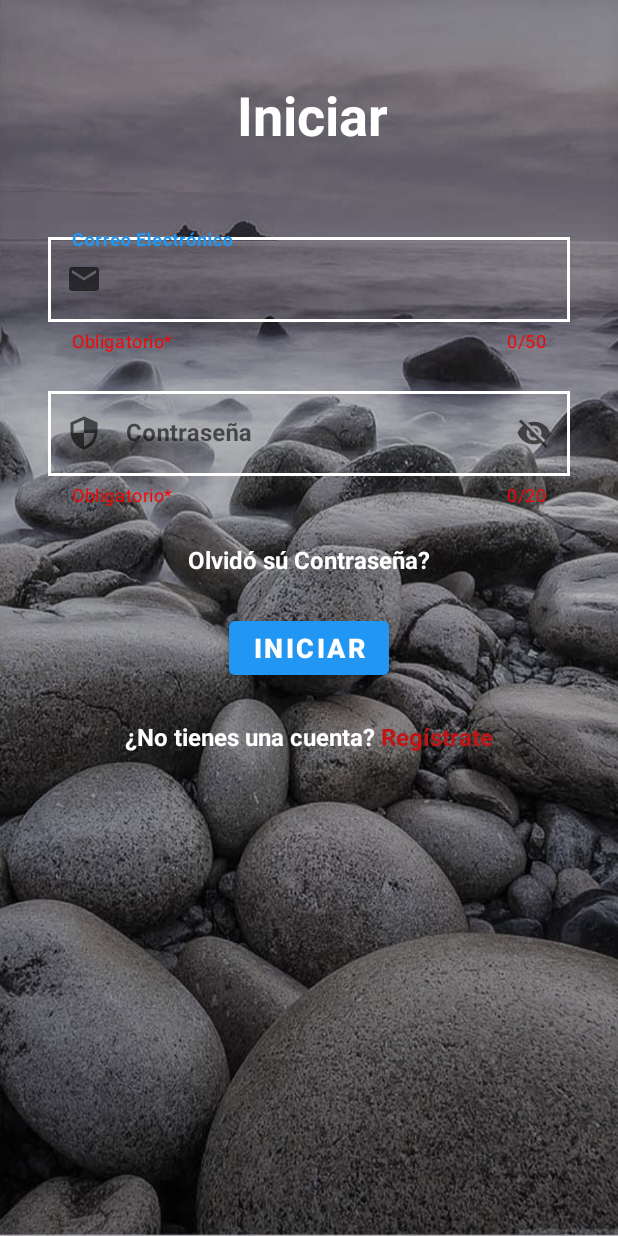
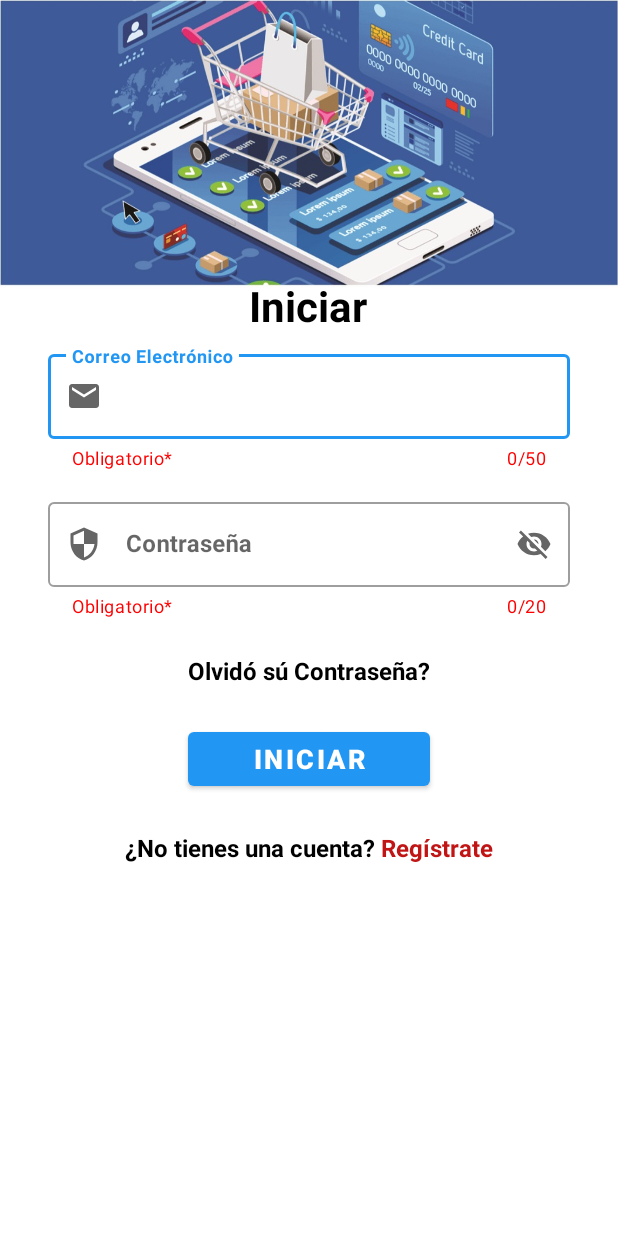
Before and after one commit to walter-barreiro/las_piedras_app, an Android app: the screen it shows after launch (LoginActivity), on a phone screen of 412 x 824 dp. Run offline under Robolectric (Android 15) with nearby library versions, the phone set to English and light mode, and no system bars; our stand-ins replace Firebase (no records; nobody signed in at launch, a user with empty details on screens opened directly).

Commit message:
arreglo de bbotones (unificacion de diseño) y arreglo de login, registro y reseteo

```diff
--- a/app/build.gradle
+++ b/app/build.gradle
@@ -37,9 +37,11 @@ android {
 dependencies {
 
     implementation platform('com.google.firebase:firebase-bom:26.8.0')
+    implementation 'com.google.firebase:firebase-auth'
+    implementation 'com.google.android.gms:play-services-auth:19.0.0'
+
     implementation 'com.google.firebase:firebase-analytics'
     implementation 'com.google.firebase:firebase-auth:20.0.4'
-        implementation 'com.google.android.gms:play-services-auth:19.0.0'
     implementation 'com.google.firebase:firebase-database:19.7.0'
     implementation 'com.firebaseui:firebase-ui-auth:6.2.0'
     implementation 'com.firebaseui:firebase-ui-database:7.1.1'
--- a/app/src/main/java/com/example/laspiedrasapp/fragments/EditProductCommerceFragment.java
+++ b/app/src/main/java/com/example/laspiedrasapp/fragments/EditProductCommerceFragment.java
@@ -72,7 +72,7 @@ public class EditProductCommerceFragment extends DialogFragment {
 
         binding.tvEditProductCommerceName.setText(commerceProductModel.getName());
         binding.tvEditProductCommercePrice.setText(commerceProductModel.getPrice());
-        binding.tvEditProductCategory.setText(commerceProductModel.getCategory());
+        binding.tvEditProductCommerceCategory.setText(commerceProductModel.getCategory());
         Glide.with(getContext()).load(commerceProductModel.getImgUrl()).into(binding.ivEditProductCommrece);
 
         productId = commerceProductModel.getId();
@@ -101,7 +101,7 @@ public class EditProductCommerceFragment extends DialogFragment {
                 // Obtengo los datos ingresados
                 String product_name = binding.tvEditProductCommerceName.getText().toString();
                 String product_price = binding.tvEditProductCommercePrice.getText().toString();
-                String product_category = binding.tvEditProductCategory.getText().toString();
+                String product_category = binding.tvEditProductCommerceCategory.getText().toString();
                 if( isValid(product_name,product_price, product_category) ){// Me fijo que los datos sean validos
                     // Hay que ver si tiene internet y avisar
                     mDatabase.child(PRODUCT_COLLECTION).child(productId).child("name").setValue(product_name);// Guardo los datos en la coleccion con un identificador unico
@@ -136,7 +136,6 @@ public class EditProductCommerceFragment extends DialogFragment {
         return !product_name.isEmpty() && !product_price.isEmpty() && product_category.isEmpty() ;
     }
 
-
     @Override
     public void onActivityResult(int requestCode, int resultCode, @Nullable Intent data) {
         if (requestCode == CropImage.CROP_IMAGE_ACTIVITY_REQUEST_CODE) {
--- a/app/src/main/java/com/example/laspiedrasapp/fragments/ProfileFragment.java
+++ b/app/src/main/java/com/example/laspiedrasapp/fragments/ProfileFragment.java
@@ -73,7 +73,7 @@ public class ProfileFragment extends Fragment {
             @Override
             public void onDataChange(@NonNull DataSnapshot snapshot) {
                 if (snapshot.exists()){
-                    binding.name.setText(snapshot.child("name").getValue().toString());
+                       binding.name.setText(snapshot.child("name").getValue().toString());
 
                     if (snapshot.child("verified").exists()){
                         if ( snapshot.child("verified").getValue().toString() == "true" ){
--- a/app/src/main/res/drawable/input_bg.xml
+++ b/app/src/main/res/drawable/input_bg.xml
@@ -1,4 +1,4 @@
 <?xml version="1.0" encoding="utf-8"?>
 <shape xmlns:android="http://schemas.android.com/apk/res/android">
-    <stroke android:color="@color/colorWhite" android:width="2dp"/>
+    <stroke android:color="@color/black" android:width="2dp"/>
 </shape>
--- a/app/src/main/res/layout/activity_edit_commerce.xml
+++ b/app/src/main/res/layout/activity_edit_commerce.xml
@@ -136,7 +136,6 @@
         android:layout_width="wrap_content"
         android:layout_height="wrap_content"
         android:layout_marginBottom="32dp"
-        android:background="@drawable/bt_pf"
         android:text="Agregar ubicacion"
         android:textColor="@color/colorWhite"
         app:layout_constraintBottom_toBottomOf="parent"
--- a/app/src/main/res/layout/activity_edit_profile.xml
+++ b/app/src/main/res/layout/activity_edit_profile.xml
@@ -52,7 +52,6 @@
         android:layout_width="wrap_content"
         android:layout_height="wrap_content"
         android:layout_marginTop="16dp"
-        android:background="@drawable/bt_pf"
         android:text="Seleccionar foto"
         android:textColor="@color/colorWhite"
         app:layout_constraintEnd_toEndOf="@+id/imgFoto"
@@ -140,7 +139,6 @@
         android:layout_width="wrap_content"
         android:layout_height="wrap_content"
         android:layout_marginBottom="32dp"
-        android:background="@drawable/bt_pf"
         android:text="Verificar perfil"
         android:textColor="@color/colorWhite"
         app:layout_constraintBottom_toBottomOf="parent"
--- a/app/src/main/res/layout/activity_login.xml
+++ b/app/src/main/res/layout/activity_login.xml
@@ -3,7 +3,7 @@
     xmlns:tools="http://schemas.android.com/tools"
     android:layout_width="match_parent"
     android:layout_height="match_parent"
-    android:background="@drawable/bb4"
+    android:background="@drawable/bg"
     tools:context=".activities.LoginActivity">
 
     <TextView
@@ -11,17 +11,17 @@
         android:layout_width="wrap_content"
         android:layout_height="wrap_content"
         android:layout_gravity="center"
-        android:layout_marginTop="32dp"
+        android:layout_marginTop="100dp"
         android:text="Iniciar"
-        android:textColor="@color/colorWhite"
-        android:textSize="36sp"
+        android:textColor="@color/colorBlack"
+        android:textSize="28sp"
         android:textStyle="bold"
         app:layout_constraintBottom_toBottomOf="parent"
         app:layout_constraintEnd_toEndOf="parent"
-        app:layout_constraintHorizontal_bias="0.508"
+        app:layout_constraintHorizontal_bias="0.498"
         app:layout_constraintStart_toStartOf="parent"
         app:layout_constraintTop_toTopOf="parent"
-        app:layout_constraintVertical_bias="0.027" />
+        app:layout_constraintVertical_bias="0.123" />
 
     <LinearLayout
         android:id="@+id/linearLayout3"
@@ -37,7 +37,7 @@
             android:layout_width="match_parent"
             android:layout_height="wrap_content"
             android:layout_marginStart="32dp"
-            android:layout_marginTop="52dp"
+            android:layout_marginTop="8dp"
             android:layout_marginEnd="32dp"
             android:hint="Correo Electrónico"
             app:counterEnabled="true"
@@ -52,7 +52,6 @@
                 android:id="@+id/textInputEditTextCorreo"
                 android:layout_width="match_parent"
                 android:layout_height="wrap_content"
-                android:background="@drawable/input_bg"
                 android:maxLength="51"
                 android:textSize="16sp"
                 android:textStyle="bold" />
@@ -64,7 +63,7 @@
             android:layout_width="match_parent"
             android:layout_height="wrap_content"
             android:layout_marginStart="32dp"
-            android:layout_marginTop="20dp"
+            android:layout_marginTop="16dp"
             android:layout_marginEnd="32dp"
             android:hint="Contraseña"
             android:textStyle="bold"
@@ -74,13 +73,13 @@
             app:endIconMode="password_toggle"
             app:helperText="Obligatorio*"
             app:helperTextTextColor="@color/red"
+
             app:startIconDrawable="@drawable/ic_security">
 
             <com.google.android.material.textfield.TextInputEditText
                 android:id="@+id/textInputEditTextContrasena"
                 android:layout_width="match_parent"
                 android:layout_height="wrap_content"
-                android:background="@drawable/input_bg"
                 android:maxLength="21"
                 android:textSize="16sp"
                 android:textStyle="bold" />
@@ -96,7 +95,7 @@
         android:layout_gravity="center"
         android:layout_marginTop="24dp"
         android:text="Olvidó sú Contraseña?"
-        android:textColor="@color/colorWhite"
+        android:textColor="@color/black"
         android:textSize="16sp"
         android:textStyle="bold"
         app:layout_constraintEnd_toEndOf="parent"
@@ -105,7 +104,7 @@
 
     <Button
         android:id="@+id/btnLogin"
-        android:layout_width="wrap_content"
+        android:layout_width="0dp"
         android:layout_height="wrap_content"
         android:layout_gravity="center"
         android:layout_marginTop="24dp"
@@ -134,7 +133,7 @@
             android:layout_width="wrap_content"
             android:layout_height="wrap_content"
             android:text="¿No tienes una cuenta?"
-            android:textColor="@color/colorWhite"
+            android:textColor="@color/black"
             android:textSize="16sp"
             android:textStyle="bold" />
 
--- a/app/src/main/res/layout/activity_shopping_cart.xml
+++ b/app/src/main/res/layout/activity_shopping_cart.xml
@@ -42,7 +42,6 @@ tools:context=".activities.ShoppingCartActivity">
     android:layout_height="wrap_content"
     android:layout_marginStart="32dp"
     android:layout_marginTop="32dp"
-    android:background="@drawable/bt_pf"
     android:onClick="BotonPagar"
     android:text="Pagar"
     android:textColor="@color/colorWhite"
--- a/app/src/main/res/layout/item_main_business.xml
+++ b/app/src/main/res/layout/item_main_business.xml
@@ -45,7 +45,6 @@
                 android:id="@+id/btnItemBusinesGo"
                 android:layout_width="wrap_content"
                 android:layout_height="wrap_content"
-                android:background="@drawable/bt_pf"
                 android:text="Ir al perifl"
                 android:textColor="@color/colorWhite" />
 
```
Also changed, not shown: app/src/main/res/layout/activity_business.xml (+24 -15 lines), app/src/main/res/layout/activity_edit_business.xml (+6 -6 lines), app/src/main/res/layout/activity_register.xml (+10 -13 lines), app/src/main/res/layout/activity_reset_password.xml (+6 -5 lines), app/src/main/res/layout/fragment_edit_product_commerce.xml (+9 -7 lines), app/src/main/res/layout/fragment_edit_product_profile.xml (+5 -3 lines), app/src/main/res/layout/fragment_profile.xml (+11 -13 lines), app/src/main/res/layout/item_wholesale_product.xml (+2 -5 lines), app/src/main/res/layout/lista_productos.xml (+4 -14 lines), app/src/main/res/drawable/bg.jpg (added), 2 other files.
